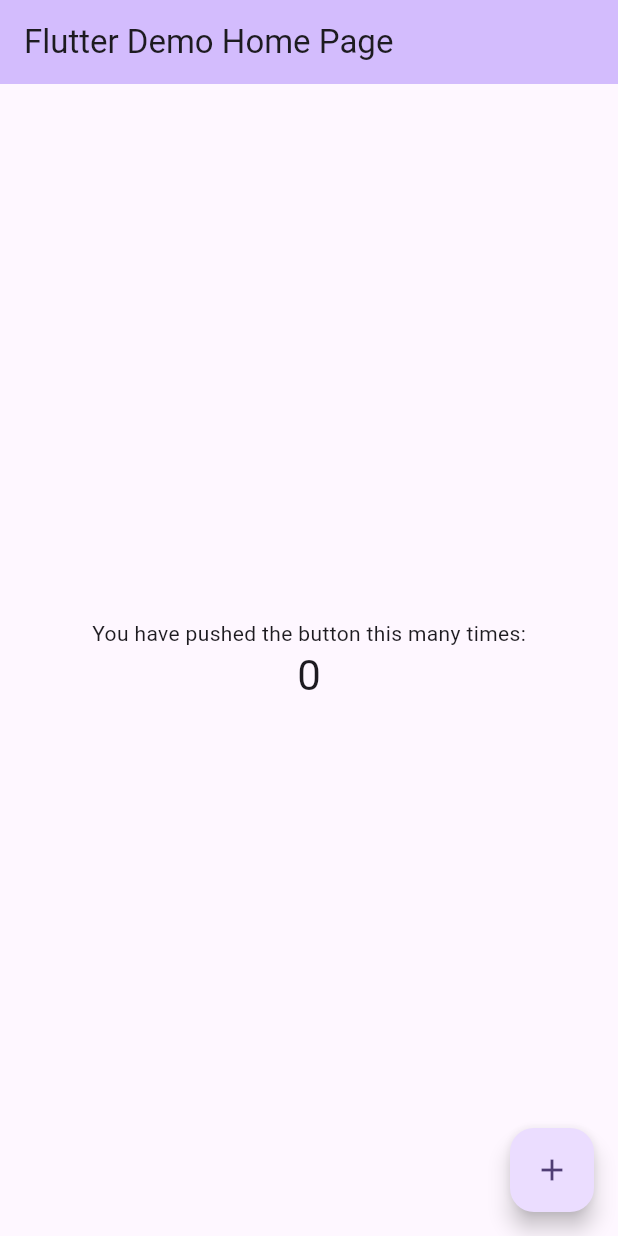
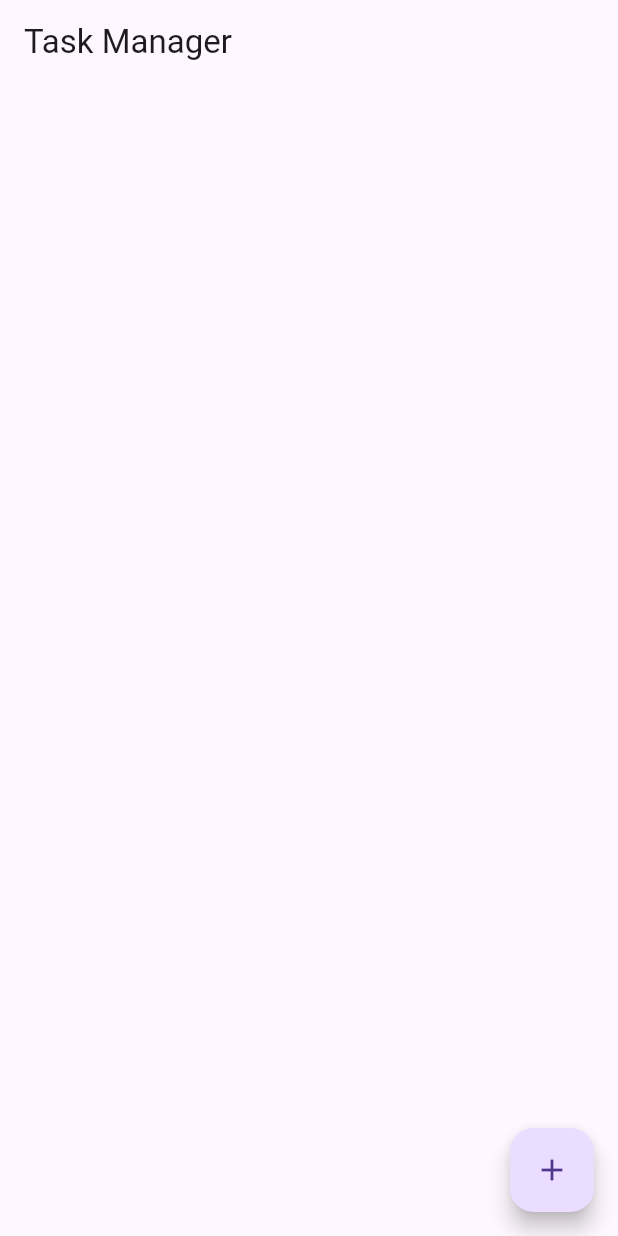
Before and after one commit to chjawad1/App-development-Flutter, a Flutter app: the screen it shows after launch, on a phone screen of 412 x 824 dp. Run offline on Flutter 3.47's test engine with Material 3 defaults, Android fonts, the phone set to English and light mode, and no system bars; our stand-ins replace audioplayers, file_picker, flutter_colorpicker, permission_handler, sqflite; accounts and stored records are empty; key blocks and very long unbroken strings in the code were emptied for the run.

Commit message:
Update on mid term task

```diff
--- a/lib/main.dart
+++ /dev/null
@@ -1,125 +0,0 @@
-import 'package:flutter/material.dart';
-
-void main() {
-  runApp(const MyApp());
-}
-
-class MyApp extends StatelessWidget {
-  const MyApp({super.key});
-
-  // This widget is the root of your application.
-  @override
-  Widget build(BuildContext context) {
-    return MaterialApp(
-      title: 'Flutter Demo',
-      theme: ThemeData(
-        // This is the theme of your application.
-        //
-        // TRY THIS: Try running your application with "flutter run". You'll see
-        // the application has a purple toolbar. Then, without quitting the app,
-        // try changing the seedColor in the colorScheme below to Colors.green
-        // and then invoke "hot reload" (save your changes or press the "hot
-        // reload" button in a Flutter-supported IDE, or press "r" if you used
-        // the command line to start the app).
-        //
-        // Notice that the counter didn't reset back to zero; the application
-        // state is not lost during the reload. To reset the state, use hot
-        // restart instead.
-        //
-        // This works for code too, not just values: Most code changes can be
-        // tested with just a hot reload.
-        colorScheme: ColorScheme.fromSeed(seedColor: Colors.deepPurple),
-        useMaterial3: true,
-      ),
-      home: const MyHomePage(title: 'Flutter Demo Home Page'),
-    );
-  }
-}
-
-class MyHomePage extends StatefulWidget {
-  const MyHomePage({super.key, required this.title});
-
-  // This widget is the home page of your application. It is stateful, meaning
-  // that it has a State object (defined below) that contains fields that affect
-  // how it looks.
-
-  // This class is the configuration for the state. It holds the values (in this
-  // case the title) provided by the parent (in this case the App widget) and
-  // used by the build method of the State. Fields in a Widget subclass are
-  // always marked "final".
-
-  final String title;
-
-  @override
-  State<MyHomePage> createState() => _MyHomePageState();
-}
-
-class _MyHomePageState extends State<MyHomePage> {
-  int _counter = 0;
-
-  void _incrementCounter() {
-    setState(() {
-      // This call to setState tells the Flutter framework that something has
-      // changed in this State, which causes it to rerun the build method below
-      // so that the display can reflect the updated values. If we changed
-      // _counter without calling setState(), then the build method would not be
-      // called again, and so nothing would appear to happen.
-      _counter++;
-    });
-  }
-
-  @override
-  Widget build(BuildContext context) {
-    // This method is rerun every time setState is called, for instance as done
-    // by the _incrementCounter method above.
-    //
-    // The Flutter framework has been optimized to make rerunning build methods
-    // fast, so that you can just rebuild anything that needs updating rather
-    // than having to individually change instances of widgets.
-    return Scaffold(
-      appBar: AppBar(
-        // TRY THIS: Try changing the color here to a specific color (to
-        // Colors.amber, perhaps?) and trigger a hot reload to see the AppBar
-        // change color while the other colors stay the same.
-        backgroundColor: Theme.of(context).colorScheme.inversePrimary,
-        // Here we take the value from the MyHomePage object that was created by
-        // the App.build method, and use it to set our appbar title.
-        title: Text(widget.title),
-      ),
-      body: Center(
-        // Center is a layout widget. It takes a single child and positions it
-        // in the middle of the parent.
-        child: Column(
-          // Column is also a layout widget. It takes a list of children and
-          // arranges them vertically. By default, it sizes itself to fit its
-          // children horizontally, and tries to be as tall as its parent.
-          //
-          // Column has various properties to control how it sizes itself and
-          // how it positions its children. Here we use mainAxisAlignment to
-          // center the children vertically; the main axis here is the vertical
-          // axis because Columns are vertical (the cross axis would be
-          // horizontal).
-          //
-          // TRY THIS: Invoke "debug painting" (choose the "Toggle Debug Paint"
-          // action in the IDE, or press "p" in the console), to see the
-          // wireframe for each widget.
-          mainAxisAlignment: MainAxisAlignment.center,
-          children: <Widget>[
-            const Text(
-              'You have pushed the button this many times:',
-            ),
-            Text(
-              '$_counter',
-              style: Theme.of(context).textTheme.headlineMedium,
-            ),
-          ],
-        ),
-      ),
-      floatingActionButton: FloatingActionButton(
-        onPressed: _incrementCounter,
-        tooltip: 'Increment',
-        child: const Icon(Icons.add),
-      ), // This trailing comma makes auto-formatting nicer for build methods.
-    );
-  }
-}
--- a/mid_term/lib/main.dart
+++ b/mid_term/lib/main.dart
@@ -1,125 +1,79 @@
 import 'package:flutter/material.dart';
+import 'db_helper.dart';
 
-void main() {
-  runApp(const MyApp());
-}
+void main() => runApp(TaskManagerApp());
 
-class MyApp extends StatelessWidget {
-  const MyApp({super.key});
-
-  // This widget is the root of your application.
+class TaskManagerApp extends StatelessWidget {
   @override
   Widget build(BuildContext context) {
     return MaterialApp(
-      title: 'Flutter Demo',
+      title: 'Task Manager',
       theme: ThemeData(
-        // This is the theme of your application.
-        //
-        // TRY THIS: Try running your application with "flutter run". You'll see
-        // the application has a purple toolbar. Then, without quitting the app,
-        // try changing the seedColor in the colorScheme below to Colors.green
-        // and then invoke "hot reload" (save your changes or press the "hot
-        // reload" button in a Flutter-supported IDE, or press "r" if you used
-        // the command line to start the app).
-        //
-        // Notice that the counter didn't reset back to zero; the application
-        // state is not lost during the reload. To reset the state, use hot
-        // restart instead.
-        //
-        // This works for code too, not just values: Most code changes can be
-        // tested with just a hot reload.
-        colorScheme: ColorScheme.fromSeed(seedColor: Colors.deepPurple),
-        useMaterial3: true,
+        primarySwatch: Colors.blue,
+        brightness: Brightness.light,
       ),
-      home: const MyHomePage(title: 'Flutter Demo Home Page'),
+      darkTheme: ThemeData(
+        brightness: Brightness.dark,
+      ),
+      home: TaskHomePage(),
     );
   }
 }
 
-class MyHomePage extends StatefulWidget {
-  const MyHomePage({super.key, required this.title});
+class TaskHomePage extends StatefulWidget {
+  @override
+  _TaskHomePageState createState() => _TaskHomePageState();
+}
 
-  // This widget is the home page of your application. It is stateful, meaning
-  // that it has a State object (defined below) that contains fields that affect
-  // how it looks.
-
-  // This class is the configuration for the state. It holds the values (in this
-  // case the title) provided by the parent (in this case the App widget) and
-  // used by the build method of the State. Fields in a Widget subclass are
-  // always marked "final".
-
-  final String title;
+class _TaskHomePageState extends State<TaskHomePage> {
+  late Future<List<Map<String, dynamic>>> tasks;
 
   @override
-  State<MyHomePage> createState() => _MyHomePageState();
-}
-
-class _MyHomePageState extends State<MyHomePage> {
-  int _counter = 0;
-
-  void _incrementCounter() {
-    setState(() {
-      // This call to setState tells the Flutter framework that something has
-      // changed in this State, which causes it to rerun the build method below
-      // so that the display can reflect the updated values. If we changed
-      // _counter without calling setState(), then the build method would not be
-      // called again, and so nothing would appear to happen.
-      _counter++;
-    });
+  void initState() {
+    super.initState();
+    tasks = DBHelper.instance.fetchTasks();
   }
 
   @override
   Widget build(BuildContext context) {
-    // This method is rerun every time setState is called, for instance as done
-    // by the _incrementCounter method above.
-    //
-    // The Flutter framework has been optimized to make rerunning build methods
-    // fast, so that you can just rebuild anything that needs updating rather
-    // than having to individually change instances of widgets.
     return Scaffold(
       appBar: AppBar(
-        // TRY THIS: Try changing the color here to a specific color (to
-        // Colors.amber, perhaps?) and trigger a hot reload to see the AppBar
-        // change color while the other colors stay the same.
-        backgroundColor: Theme.of(context).colorScheme.inversePrimary,
-        // Here we take the value from the MyHomePage object that was created by
-        // the App.build method, and use it to set our appbar title.
-        title: Text(widget.title),
+        title: Text('Task Manager'),
       ),
-      body: Center(
-        // Center is a layout widget. It takes a single child and positions it
-        // in the middle of the parent.
-        child: Column(
-          // Column is also a layout widget. It takes a list of children and
-          // arranges them vertically. By default, it sizes itself to fit its
-          // children horizontally, and tries to be as tall as its parent.
-          //
-          // Column has various properties to control how it sizes itself and
-          // how it positions its children. Here we use mainAxisAlignment to
-          // center the children vertically; the main axis here is the vertical
-          // axis because Columns are vertical (the cross axis would be
-          // horizontal).
-          //
-          // TRY THIS: Invoke "debug painting" (choose the "Toggle Debug Paint"
-          // action in the IDE, or press "p" in the console), to see the
-          // wireframe for each widget.
-          mainAxisAlignment: MainAxisAlignment.center,
-          children: <Widget>[
-            const Text(
-              'You have pushed the button this many times:',
-            ),
-            Text(
-              '$_counter',
-              style: Theme.of(context).textTheme.headlineMedium,
-            ),
-          ],
-        ),
+      body: FutureBuilder(
+        future: tasks,
+        builder: (context, snapshot) {
+          if (!snapshot.hasData) {
+            return Center(child: CircularProgressIndicator());
+          }
+          final taskList = snapshot.data as List<Map<String, dynamic>>;
+          return ListView.builder(
+            itemCount: taskList.length,
+            itemBuilder: (context, index) {
+              final task = taskList[index];
+              return ListTile(
+                title: Text(task['title']),
+                subtitle: Text(task['description'] ?? ''),
+                trailing: IconButton(
+                  icon: Icon(Icons.delete),
+                  onPressed: () {
+                    DBHelper.instance.deleteTask(task['id']);
+                    setState(() {
+                      tasks = DBHelper.instance.fetchTasks();
+                    });
+                  },
+                ),
+              );
+            },
+          );
+        },
       ),
       floatingActionButton: FloatingActionButton(
-        onPressed: _incrementCounter,
-        tooltip: 'Increment',
-        child: const Icon(Icons.add),
-      ), // This trailing comma makes auto-formatting nicer for build methods.
+        onPressed: () {
+          // Navigate to TaskForm to add a new task
+        },
+        child: Icon(Icons.add),
+      ),
     );
   }
 }
--- a/mid_term/pubspec.yaml
+++ b/mid_term/pubspec.yaml
@@ -30,6 +30,12 @@ environment:
 dependencies:
   flutter:
     sdk: flutter
+  sqflite: ^2.2.0
+  path_provider: ^2.0.14
+  flutter_local_notifications: ^12.0.4
+  csv: ^5.0.0
+  pdf: ^3.6.0
+  share: ^2.0.4
 
 
   # The following adds the Cupertino Icons font to your application.
```
Also changed, not shown: analysis_options.yaml (deleted, +0 -28 lines), mid_term/lib/db_helper.dart (added, +55 -0 lines), mid_term/pubspec.lock, 21 other files.
